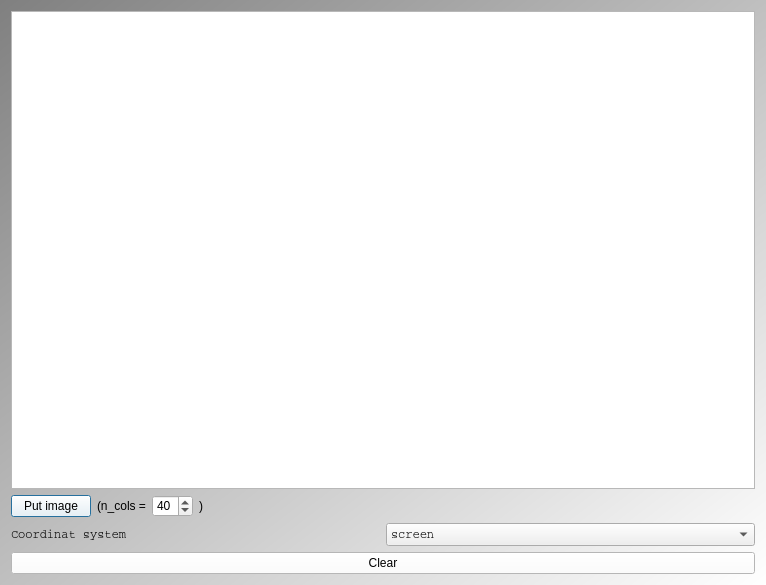
Qt form Tools/ToolTestImageCanvas/qttestimagecanvasmaindialog.ui (richelbilderbeek/ProjectRichelBilderbeek) before a commit.
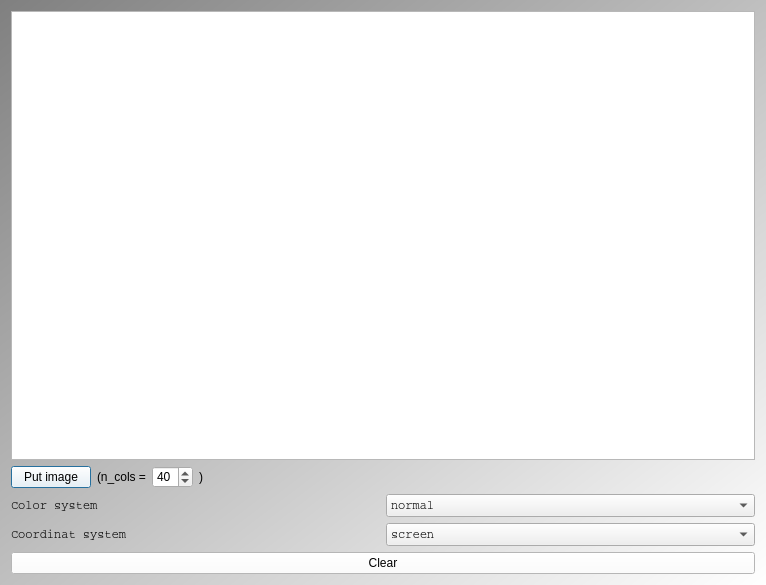
The same form after that commit.

```diff
--- a/Tools/ToolTestImageCanvas/qttestimagecanvasmaindialog.ui
+++ b/Tools/ToolTestImageCanvas/qttestimagecanvasmaindialog.ui
@@ -76,6 +76,41 @@
      </item>
     </layout>
    </item>
+   <item>
+    <layout class="QHBoxLayout" name="horizontalLayout">
+     <item>
+      <widget class="QLabel" name="label_color_system">
+       <property name="font">
+        <font>
+         <family>Courier</family>
+        </font>
+       </property>
+       <property name="text">
+        <string>Color system</string>
+       </property>
+      </widget>
+     </item>
+     <item>
+      <widget class="QComboBox" name="box_color_system">
+       <property name="font">
+        <font>
+         <family>Courier</family>
+        </font>
+       </property>
+       <item>
+        <property name="text">
+         <string>normal</string>
+        </property>
+       </item>
+       <item>
+        <property name="text">
+         <string>invert</string>
+        </property>
+       </item>
+      </widget>
+     </item>
+    </layout>
+   </item>
    <item>
     <layout class="QHBoxLayout" name="horizontalLayout_2">
      <item>
```
